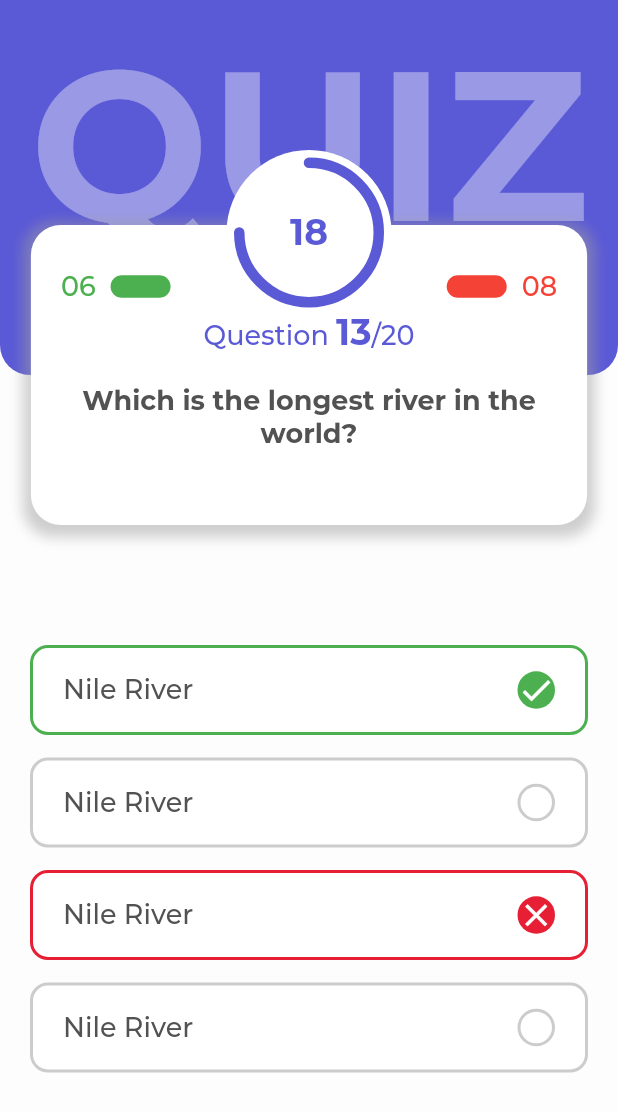
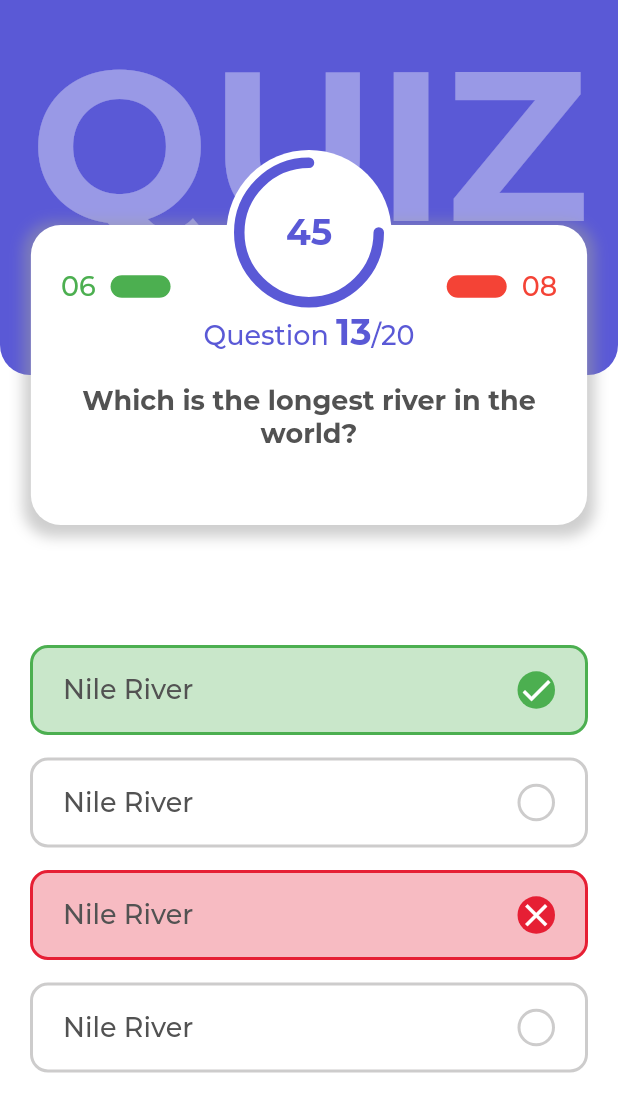
Before and after one commit to ShishirRijal/Quiz-App, a Flutter app: the QuizScreen screen opened directly, on a phone screen of 412 x 824 dp. Shown: the top 1112 px of the screen. Run offline on Flutter 3.47's test engine with Material 2 defaults, Android fonts, the phone set to English and light mode, and no system bars; drawn by our look-alikes of percent_indicator; our stand-ins replace firebase_auth, firebase_core, google_sign_in, lottie, shared_preferences; accounts and stored records are empty; network calls fail.

```diff
--- a/lib/screens/login_screen/login_screen.dart
+++ b/lib/screens/login_screen/login_screen.dart
@@ -116,9 +116,9 @@ class _InputAndLogin extends StatelessWidget {
         ElevatedButton(
           onPressed: !loginAuth.isValid()
               ? null
-              : () {
+              : () async {
                   //implement sign in
-                  Provider.of<AuthService>(context, listen: false)
+                  await Provider.of<AuthService>(context, listen: false)
                       .signInWithEmailAndPassword(loginAuth.email.value,
                           loginAuth.password.value, context);
                 },
--- a/lib/screens/quiz_screen/quiz_screen.dart
+++ b/lib/screens/quiz_screen/quiz_screen.dart
@@ -1,6 +1,57 @@
 import 'package:flutter/material.dart';
 import 'package:quiz_app/services/resources/style_manger.dart';
-import 'package:percent_indicator/percent_indicator.dart';
+import 'package:quiz_app/widgets/animated_timer.dart';
+
+class Answer {
+  final String answerText;
+  final bool isCorrect;
+  const Answer(this.answerText, [this.isCorrect = false]);
+}
+
+class Question {
+  final String questionText;
+  final List<Answer> answers;
+  const Question({required this.questionText, required this.answers});
+}
+
+const List<Question> questions = [
+  Question(
+    questionText: "Which is the longest river of the world?",
+    answers: [
+      Answer('Nile', true),
+      Answer('Ganga'),
+      Answer('Blue Tue'),
+      Answer('Dainy'),
+    ],
+  ),
+  Question(
+    questionText: "Which one is the birth place of Gautam Buddha?",
+    answers: [
+      Answer('Bahra - India'),
+      Answer('Lumbini - Nepal', true),
+      Answer('Wuhan - China '),
+      Answer('Bangkok - Thailand'),
+    ],
+  ),
+  Question(
+    questionText: "Who is the CEO of GOOGLE?",
+    answers: [
+      Answer('Sundar Paneru'),
+      Answer('Pramesh Sundar'),
+      Answer('Sundar Pichai', true),
+      Answer('Pichmesh Sundar'),
+    ],
+  ),
+  Question(
+    questionText: "Which the the most preveliged engineering campus of Nepal?",
+    answers: [
+      Answer('Pulchowk Campus', true),
+      Answer('Paschimanchal Campus'),
+      Answer('Purwanchal Campus'),
+      Answer('Thapathali Campus'),
+    ],
+  ),
+];
 
 class QuizScreen extends StatefulWidget {
   const QuizScreen({super.key});
@@ -17,7 +68,11 @@ class _QuizScreenState extends State<QuizScreen> {
     final double scaleFactor = isMobile ? 1.0 : 1.5;
     final padding = isMobile ? 20.0 : 40.0;
     final smallDevicePadding = size.height < 720 ? 120.0 : 180.0;
-    return Scaffold(
+    int questionIndex = 0;
+    return questionIndex >= questions.length
+        ? Scaffold(
+            body: Center(child: Text("Score", style: getBoldTextStyle())))
+        : Scaffold(
             body: SingleChildScrollView(
               child: Stack(
                 alignment: Alignment.center,
@@ -73,32 +128,7 @@ class _QuizScreenState extends State<QuizScreen> {
                   ),
                   Positioned(
                       top: 100.0,
-              child: Container(
-                padding: const EdgeInsets.all(5),
-                decoration: const BoxDecoration(
-                  color: Colors.white,
-                  shape: BoxShape.circle,
-                ),
-                child: CircularPercentIndicator(
-                  backgroundColor: Colors.white,
-                  radius: 50.0,
-                  // animationDuration: 500,
-                  lineWidth: 7.0,
-                  // animation: true,
-                  percent: 0.75,
-                  progressColor: ColorManager.primary,
-                  animateFromLastPercent: true,
-                  circularStrokeCap: CircularStrokeCap.round,
-                  center: Text(
-                    '18',
-                    style: getBoldTextStyle(
-                      color: ColorManager.primary,
-                    ),
-                    textScaleFactor: scaleFactor,
-                  ),
-                ),
-              ),
-            ),
+                      child: AnimatedTimer(scaleFactor: scaleFactor)),
                 ],
               ),
             ),
@@ -124,12 +154,19 @@ class AnswerCard extends StatelessWidget {
     final bool isMobile = MediaQuery.of(context).size.width < 480;
     final double scaleFactor = isMobile ? 1.0 : 1.5;
 
-    return Container(
+    return InkWell(
+      splashColor: ColorManager.primary,
+      onTap: () {},
+      child: Container(
         padding: const EdgeInsets.symmetric(horizontal: 20.0, vertical: 10.0),
         width: double.infinity,
         height: isMobile ? 60.0 : 75.0,
         decoration: BoxDecoration(
-        color: Colors.white,
+          color: !isTapped
+              ? Colors.white
+              : (checkAnswer()
+                  ? ColorManager.correct.withOpacity(0.3)
+                  : ColorManager.error.withOpacity(0.3)),
           border: Border.all(
             color: !isTapped
                 ? const Color.fromARGB(255, 205, 204, 204)
@@ -176,6 +213,7 @@ class AnswerCard extends StatelessWidget {
               ),
             ),
           ],
+        ),
       ),
     );
   }
--- a/lib/services/helper_functions.dart
+++ b/lib/services/helper_functions.dart
@@ -7,7 +7,7 @@ void showErrorDialog(BuildContext context, {String? message}) {
       builder: (context) => AlertDialog(
             title: Center(
               child: Text('Error!',
-                  style: getBoldTextStyle(color: ColorManager.error)),
+                  style: getMediumTextStyle(color: ColorManager.error)),
             ),
             content: Text(
               message ??
--- a/lib/services/resources/theme_manager.dart
+++ b/lib/services/resources/theme_manager.dart
@@ -9,8 +9,8 @@ ThemeData quizTheme = ThemeData(
     centerTitle: true,
     titleTextStyle: getMediumTextStyle(color: ColorManager.white, size: 20.0),
   ),
-  // scaffoldBackgroundColor: ColorManager.white,
-  scaffoldBackgroundColor: const Color.fromARGB(242, 253, 253, 253),
+  scaffoldBackgroundColor: ColorManager.white,
+  // scaffoldBackgroundColor: const Color.fromARGB(242, 253, 253, 253),
 
   // text theme
   textTheme: TextTheme(
--- /dev/null
+++ b/lib/widgets/animated_timer.dart
@@ -0,0 +1,64 @@
+import 'package:flutter/material.dart';
+import 'package:percent_indicator/circular_percent_indicator.dart';
+
+import '../services/resources/style_manger.dart';
+
+class AnimatedTimer extends StatefulWidget {
+  const AnimatedTimer({
+    Key? key,
+    required this.scaleFactor,
+  }) : super(key: key);
+  final double scaleFactor;
+  @override
+  State<AnimatedTimer> createState() => _AnimatedTimerState();
+}
+
+class _AnimatedTimerState extends State<AnimatedTimer>
+    with TickerProviderStateMixin {
+  late AnimationController _controller;
+  late Animation _animation;
+  late Color color;
+  int time = 5;
+  late Animation _time;
+  @override
+  void initState() {
+    super.initState();
+    _controller =
+        AnimationController(vsync: this, duration: Duration(seconds: time));
+    _animation =
+        Tween<Color>(begin: Colors.green, end: Colors.red).animate(_controller);
+    _time = Tween<int>(begin: time, end: 0).animate(_controller);
+    // _controller.forward();
+    // _controller.addListener(() {
+    //   setState(() {});
+    // });
+  }
+
+  @override
+  Widget build(BuildContext context) {
+    return Container(
+      padding: const EdgeInsets.all(5),
+      decoration: const BoxDecoration(
+        color: Colors.white,
+        shape: BoxShape.circle,
+      ),
+      child: CircularPercentIndicator(
+        backgroundColor: Colors.white,
+        radius: 50.0,
+        lineWidth: 7.0,
+        reverse: true,
+        percent: 0.75,
+        progressColor: ColorManager.primary,
+        animateFromLastPercent: true,
+        circularStrokeCap: CircularStrokeCap.round,
+        center: Text(
+          '45',
+          style: getBoldTextStyle(
+            color: ColorManager.primary,
+          ),
+          textScaleFactor: widget.scaleFactor,
+        ),
+      ),
+    );
+  }
+}
--- a/pubspec.yaml
+++ b/pubspec.yaml
@@ -45,6 +45,7 @@ dependencies:
   google_sign_in: ^5.4.2
   http: ^0.13.5
   percent_indicator: ^4.2.2
+  shared_preferences: ^2.0.15
 
 dev_dependencies:
   flutter_test:
```
Also changed, not shown: lib/main.dart (+40 -38 lines), lib/models/user_model.dart (added, +12 -0 lines), lib/screens/homescreen/home_screen.dart (+7 -29 lines), lib/screens/register_screen/register_screen.dart (+3 -4 lines), lib/services/auth_services.dart (+57 -48 lines), pubspec.lock, 1 other file. Lines whose indentation alone changed are shown as unchanged.
